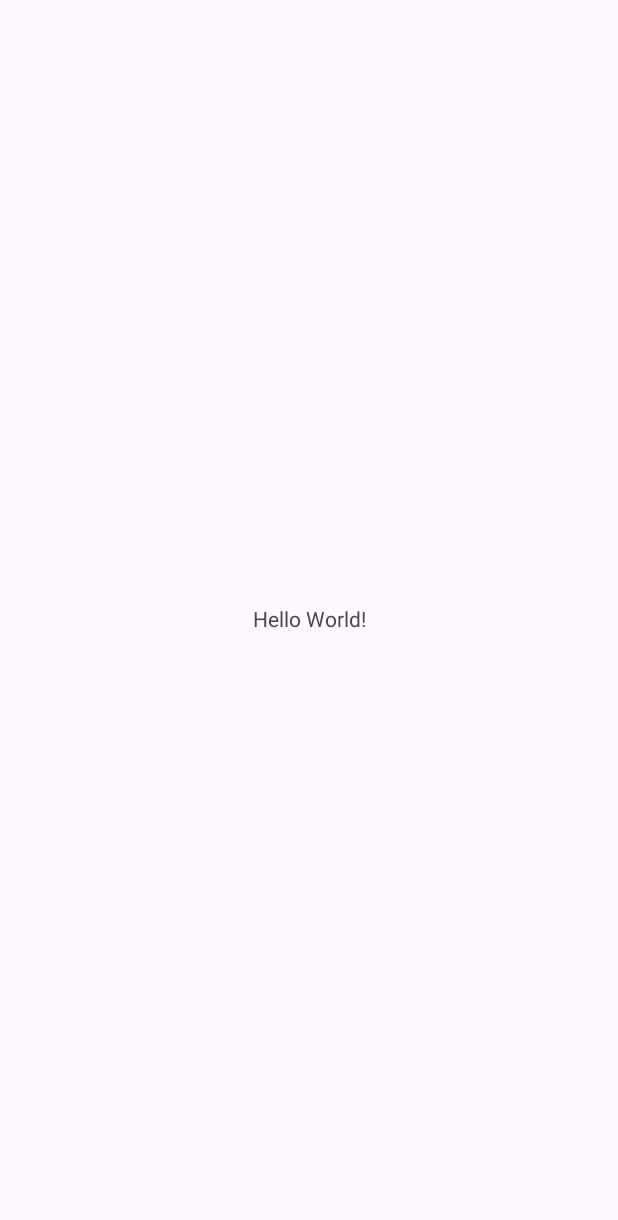
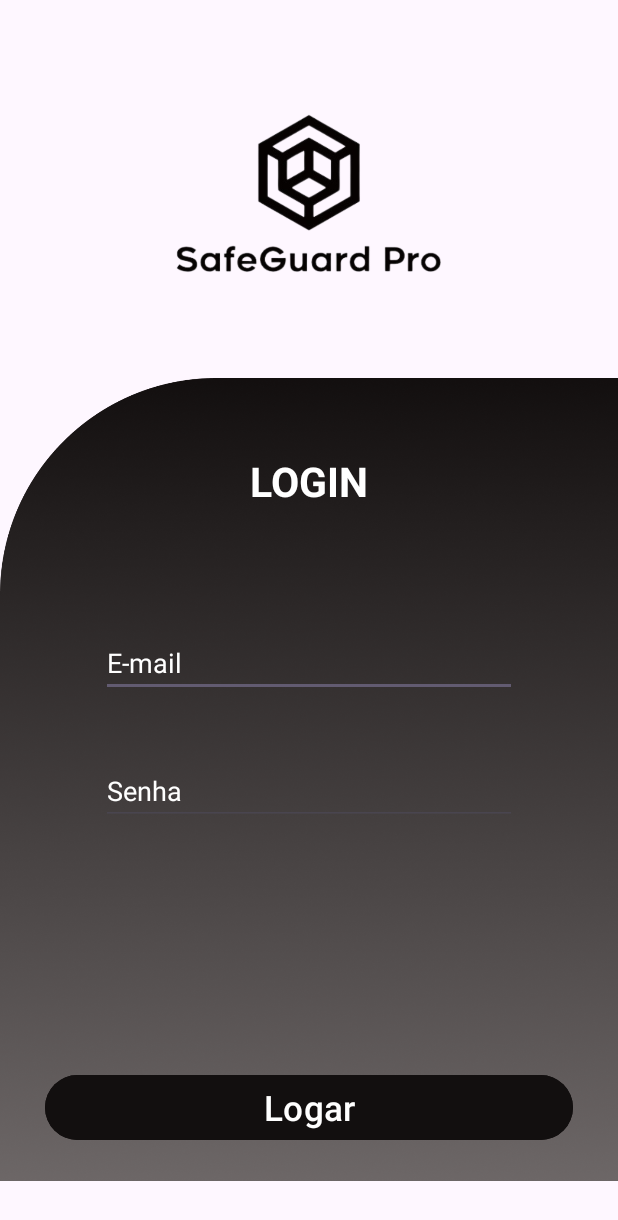
Before and after one commit to Kainafelipe16/SafeGuardPro, an Android app: the screen it shows after launch (MainActivity), on a phone screen of 412 x 824 dp. Before the commit the part shown is almost empty. Shown: the top 1220 px of the screen. Run offline under Robolectric (Android 15) with nearby library versions, the phone set to English and light mode, and no system bars.

Commit message:
criação da tela login

```diff
--- a/app/src/main/res/layout/activity_main.xml
+++ b/app/src/main/res/layout/activity_main.xml
@@ -6,13 +6,150 @@
     android:layout_height="match_parent"
     tools:context=".view.MainActivity">
 
+
+<!--    <ImageView-->
+<!--        android:id="@+id/imageView2"-->
+<!--        android:layout_width="167dp"-->
+<!--        android:layout_height="135dp"-->
+<!--        app:layout_constraintEnd_toEndOf="parent"-->
+<!--        app:layout_constraintStart_toStartOf="parent"-->
+<!--        app:srcCompat="@drawable/projetologin2"-->
+<!--        tools:ignore="MissingConstraints" />-->
+
+<!--    <TextView-->
+<!--        android:id="@+id/textView4"-->
+<!--        android:layout_width="wrap_content"-->
+<!--        android:layout_height="wrap_content"-->
+<!--        android:text="LOGIN"-->
+<!--        android:textSize="40sp"-->
+<!--        android:layout_marginTop="10dp"-->
+<!--        app:layout_constraintEnd_toEndOf="parent"-->
+<!--        app:layout_constraintStart_toStartOf="parent"-->
+<!--        app:layout_constraintTop_toBottomOf="@+id/imageView2"-->
+<!--        />-->
+
+
+
+<!--    <EditText-->
+<!--        android:id="@+id/edtEmail"-->
+<!--        android:layout_width="wrap_content"-->
+<!--        android:layout_height="wrap_content"-->
+<!--        android:ems="10"-->
+<!--        android:hint="Email:"-->
+<!--        android:textSize="30sp"-->
+<!--        android:layout_marginTop="50dp"-->
+<!--        app:layout_constraintEnd_toEndOf="parent"-->
+<!--        app:layout_constraintStart_toStartOf="parent"-->
+<!--        app:layout_constraintTop_toBottomOf="@+id/textView4"-->
+<!--        />-->
+
+<!--    <EditText-->
+<!--        android:id="@+id/edtSenha"-->
+<!--        android:layout_width="wrap_content"-->
+<!--        android:layout_height="wrap_content"-->
+<!--        android:ems="10"-->
+<!--        android:hint="Senha:"-->
+<!--        android:textSize="30sp"-->
+<!--        android:layout_marginTop="80dp"-->
+<!--        app:layout_constraintEnd_toEndOf="parent"-->
+<!--        app:layout_constraintStart_toStartOf="parent"-->
+<!--        app:layout_constraintTop_toBottomOf="@+id/edtEmail"-->
+<!--        />-->
+
+<!--    <Button-->
+<!--        android:id="@+id/btnEntrar"-->
+<!--        android:layout_width="169dp"-->
+<!--        android:layout_height="58dp"-->
+<!--        android:layout_marginBottom="40dp"-->
+<!--        android:backgroundTint="#020068"-->
+<!--        android:text="Entrar"-->
+<!--        android:textColor="@color/white"-->
+<!--        android:textSize="25sp"-->
+<!--        app:layout_constraintBottom_toBottomOf="parent"-->
+<!--        app:layout_constraintEnd_toEndOf="parent"-->
+<!--        app:layout_constraintStart_toStartOf="parent"-->
+<!--        app:layout_constraintTop_toBottomOf="@+id/edtSenha"-->
+<!--        tools:ignore="MissingConstraints" />-->
+
+<!--    <ImageView-->
+<!--        android:id="@+id/imgVoltar"-->
+<!--        android:layout_width="wrap_content"-->
+<!--        android:layout_height="wrap_content"-->
+<!--        app:layout_constraintStart_toStartOf="parent"-->
+<!--        app:layout_constraintTop_toTopOf="parent"-->
+<!--        android:layout_marginStart="20dp"-->
+<!--        android:layout_marginTop="20dp"-->
+<!--        app:srcCompat="?attr/actionModeCloseDrawable" />-->
+
+
+    <ImageView
+        android:id="@+id/imageView7"
+        android:layout_width="match_parent"
+        android:layout_height="wrap_content"
+        android:scaleType="fitStart"
+        app:layout_constraintTop_toBottomOf="@+id/imageView2"
+        app:srcCompat="@drawable/tela" />
+
     <TextView
+        android:id="@+id/tvlogo"
         android:layout_width="wrap_content"
         android:layout_height="wrap_content"
-        android:text="Hello World!"
+        android:layout_marginTop="50dp"
+        android:text="LOGIN"
+        android:textColor="@color/white"
+        android:textSize="27sp"
+        android:textStyle="bold"
+        app:layout_constraintEnd_toEndOf="parent"
+        app:layout_constraintStart_toStartOf="parent"
+        app:layout_constraintTop_toTopOf="@+id/imageView7" />
+
+    <EditText
+        android:id="@+id/edtemai"
+        android:layout_width="wrap_content"
+        android:layout_height="wrap_content"
+        android:layout_marginTop="80dp"
+        android:ems="13"
+        android:hint="E-mail"
+        android:textColorHint="@color/white"
+        android:inputType="textEmailAddress"
+        app:layout_constraintEnd_toEndOf="parent"
+        app:layout_constraintStart_toStartOf="parent"
+        app:layout_constraintTop_toBottomOf="@+id/tvlogo" />
+
+    <EditText
+        android:id="@+id/edtsenha"
+        android:layout_width="wrap_content"
+        android:layout_height="wrap_content"
+        android:ems="13"
+        android:hint="Senha"
+        android:textColorHint="@color/white"
+        android:layout_marginTop="40dp"
+        android:inputType="textPassword"
+        app:layout_constraintEnd_toEndOf="parent"
+        app:layout_constraintStart_toStartOf="parent"
+        app:layout_constraintTop_toBottomOf="@+id/edtemai" />
+
+    <Button
+        android:id="@+id/btnLogar"
+        android:layout_width="match_parent"
+        android:layout_height="wrap_content"
+        android:text="Logar"
+        android:backgroundTint="#120F0F"
+        android:layout_marginHorizontal="30dp"
+        android:textSize="23sp"
+        android:layout_marginBottom="60dp"
         app:layout_constraintBottom_toBottomOf="parent"
         app:layout_constraintEnd_toEndOf="parent"
+        app:layout_constraintStart_toStartOf="parent" />
+
+    <ImageView
+        android:id="@+id/imageView2"
+        android:layout_width="298dp"
+        android:layout_marginTop="10dp"
+        android:layout_height="242dp"
+        app:layout_constraintEnd_toEndOf="parent"
         app:layout_constraintStart_toStartOf="parent"
-        app:layout_constraintTop_toTopOf="parent" />
+        app:layout_constraintTop_toTopOf="parent"
+        app:srcCompat="@drawable/mask_group_removebg_preview" />
 
 </androidx.constraintlayout.widget.ConstraintLayout>
--- /dev/null
+++ b/app/src/main/res/layout/entrega_epi.xml
@@ -0,0 +1,16 @@
+<?xml version="1.0" encoding="utf-8"?>
+<androidx.constraintlayout.widget.ConstraintLayout xmlns:android="http://schemas.android.com/apk/res/android"
+    xmlns:app="http://schemas.android.com/apk/res-auto"
+    xmlns:tools="http://schemas.android.com/tools"
+    android:layout_width="match_parent"
+    android:layout_height="match_parent">
+
+    <ImageView
+        android:id="@+id/imageView"
+        android:layout_width="225dp"
+        android:layout_height="178dp"
+        app:layout_constraintEnd_toEndOf="parent"
+        app:layout_constraintStart_toStartOf="parent"
+        app:layout_constraintTop_toTopOf="parent"
+        app:srcCompat="@drawable/mask_group_removebg_preview" />
+</androidx.constraintlayout.widget.ConstraintLayout>
```
Also changed, not shown: app/src/main/res/drawable/logo.png (added), app/src/main/res/drawable/logo_removebg_preview.png (added), app/src/main/res/drawable/mask_group_removebg_preview.png (added), app/src/main/res/drawable/projeto_login.png (added), app/src/main/res/drawable/projetologin2.png (added), app/src/main/res/drawable/rectangle_4.png (added), app/src/main/res/drawable/tela.png (added).
